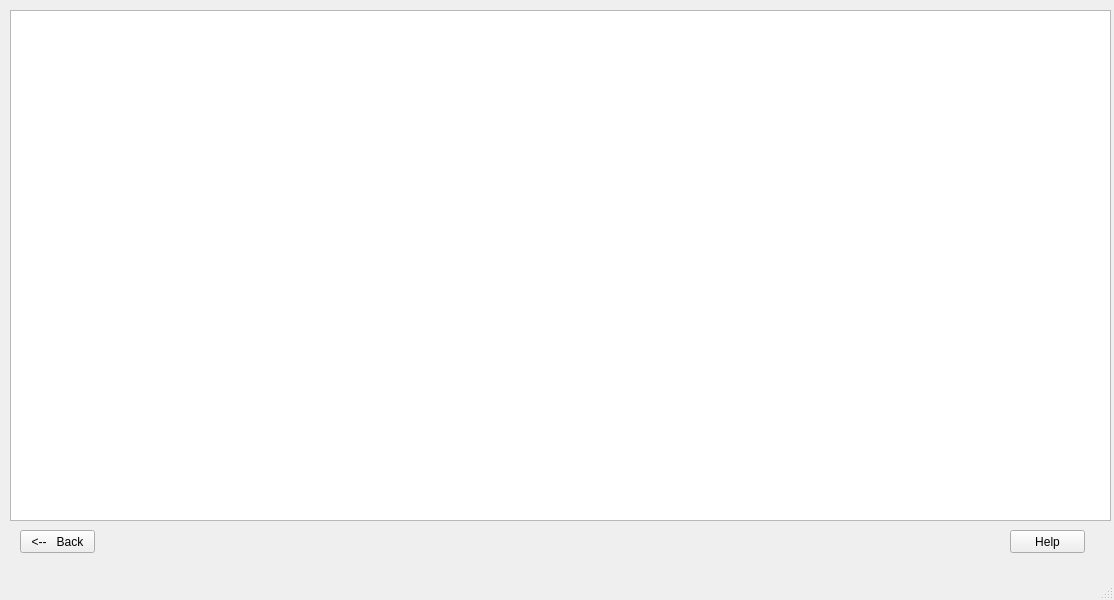
The window that ui/databaser.ui (verdenkaa/WarhammerDataSupport) describes before a commit, drawn with Qt 5.
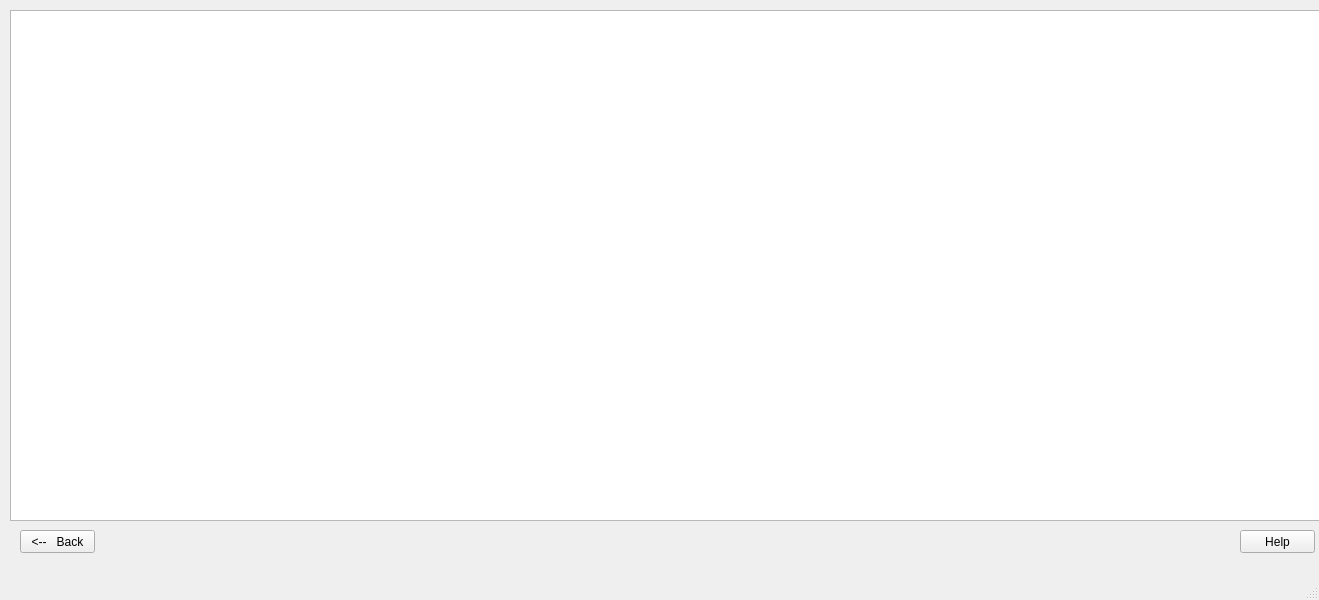
The same window after the commit.

Patch:
```diff
--- a/ui/databaser.ui
+++ b/ui/databaser.ui
@@ -6,7 +6,7 @@
    <rect>
     <x>0</x>
     <y>0</y>
-    <width>1114</width>
+    <width>1319</width>
     <height>600</height>
    </rect>
   </property>
@@ -30,7 +30,7 @@
    <widget class="QPushButton" name="pushButton_2">
     <property name="geometry">
      <rect>
-      <x>1010</x>
+      <x>1240</x>
       <y>530</y>
       <width>75</width>
       <height>23</height>
@@ -45,7 +45,7 @@
      <rect>
       <x>10</x>
       <y>10</y>
-      <width>1101</width>
+      <width>1311</width>
       <height>511</height>
      </rect>
     </property>
```
Left out of the diff: 2 changed lines with no effect on the pictures.
